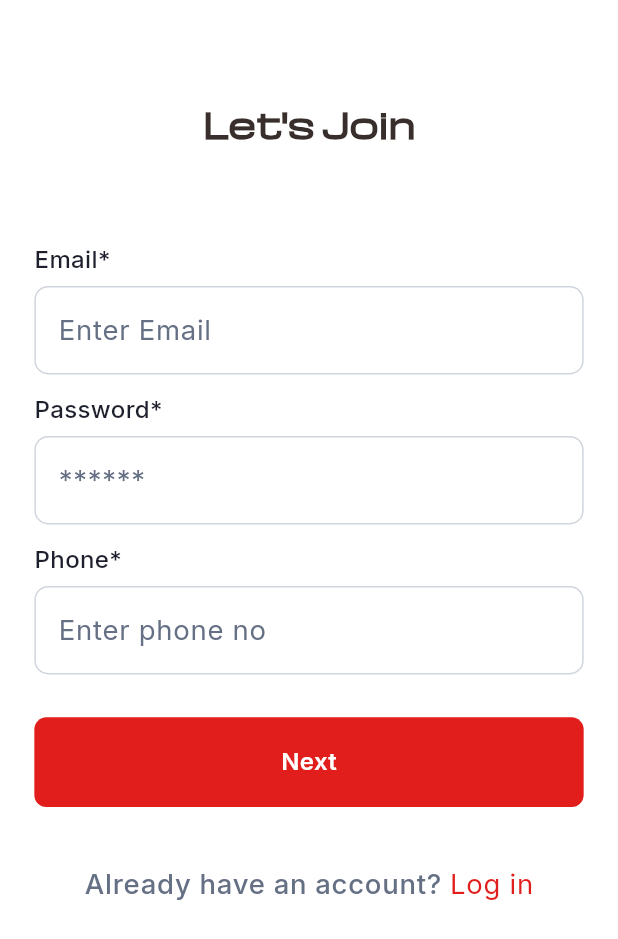
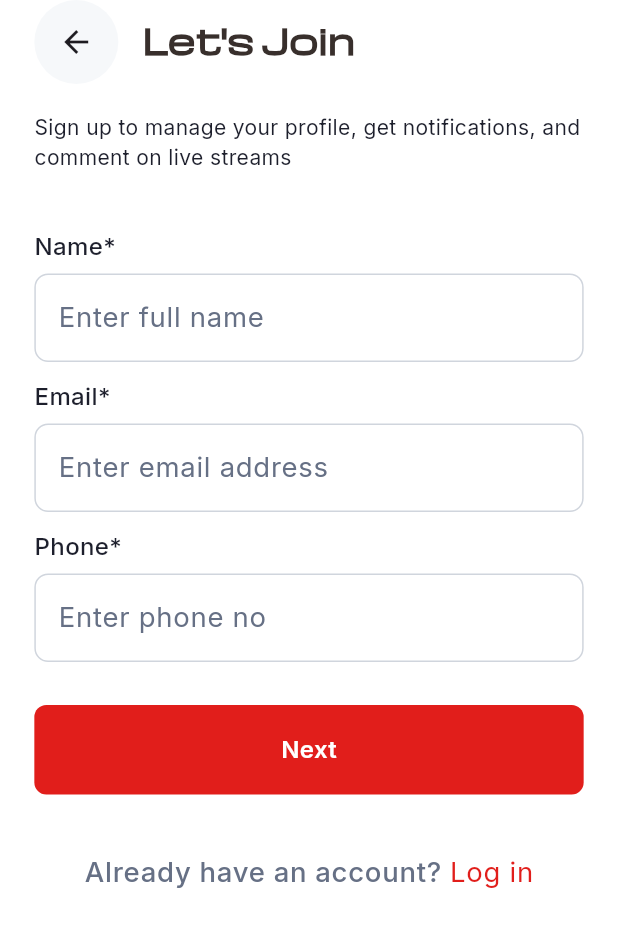
Before and after one commit to salmanbashar1009/master_battery_warranty_app, a Flutter app: the SignUpScreen screen opened directly, on a phone screen of 412 x 824 dp. Shown: the top 939 px of the screen. Run offline on Flutter 3.47's test engine with Material 3 defaults, Android fonts, the phone set to English and light mode, and no system bars; our stand-ins replace flutter_screenutil, flutter_svg, google_fonts; missing offline and left inert: nuts_activity_indicator.

Commit message:
custom header added in signup screen

```diff
--- a/lib/presentation/ui/screens/auth/sign_up_screen.dart
+++ b/lib/presentation/ui/screens/auth/sign_up_screen.dart
@@ -2,6 +2,7 @@ import 'package:flutter/material.dart';
 import 'package:flutter_screenutil/flutter_screenutil.dart';
 import 'package:master_battery_warranty_app/presentation/ui/screens/parent_screen.dart';
 import 'package:master_battery_warranty_app/presentation/ui/utils/styles.dart';
+import 'package:master_battery_warranty_app/presentation/ui/widgets/custom_app_header.dart';
 import 'package:master_battery_warranty_app/presentation/ui/widgets/primary_button.dart';
 
 class SignUpScreen extends StatelessWidget {
@@ -16,20 +17,21 @@ class SignUpScreen extends StatelessWidget {
           child: Column(
             crossAxisAlignment: CrossAxisAlignment.start,
             children: [
+             CustomAppHeader(title: "Let's Join",onTap: (){
+               Navigator.pop(context);
+             },),
+              SizedBox(height: 16.h,),
+              Text('Sign up to manage your profile, get notifications, and comment on live streams',softWrap: true,
+              maxLines: 2,
+              style: Theme.of(context).textTheme.bodyMedium!.copyWith(
+                fontSize: 14
+              ),),
+
               SizedBox(
-                height: 56.h,
-              ),
-              Align(
-                  alignment: Alignment.center,
-                  child: Text(
-                    "Let's Join",
-                    style: Theme.of(context).textTheme.titleLarge,
-                  )),
-              SizedBox(
-                height: 50.h,
+                height: 32.h,
               ),
               Text(
-                "Email*",
+                "Name*",
                 style: Theme.of(context).textTheme.bodyMedium!.copyWith(
                       fontWeight: FontWeight.w500,
                     ),
@@ -38,12 +40,12 @@ class SignUpScreen extends StatelessWidget {
                 height: 6,
               ),
               TextFormField(
-                decoration: InputDecoration(hintText: "Enter Email"),
+                decoration: InputDecoration(hintText: "Enter full name"),
               ),
               SizedBox(
                 height: 12,
               ),
-              Text("Password*",
+              Text("Email*",
                   style: Theme.of(context)
                       .textTheme
                       .bodyMedium!
@@ -52,7 +54,7 @@ class SignUpScreen extends StatelessWidget {
                 height: 6,
               ),
               TextFormField(
-                decoration: InputDecoration(hintText: "******"),
+                decoration: InputDecoration(hintText: "Enter email address"),
               ),
               SizedBox(
                 height: 12,
--- /dev/null
+++ b/lib/presentation/ui/widgets/custom_app_header.dart
@@ -0,0 +1,33 @@
+import 'package:flutter/material.dart';
+import 'package:flutter_screenutil/flutter_screenutil.dart';
+
+class CustomAppHeader extends StatelessWidget {
+  const CustomAppHeader({
+    super.key, required this.title, required this.onTap,
+  });
+
+  final String title;
+  final VoidCallback onTap;
+
+  @override
+  Widget build(BuildContext context) {
+    return AppBar(
+      leading: Container(
+        width: 48.w,
+        height: 48.h,
+        decoration: BoxDecoration(
+            shape: BoxShape.circle,
+            color: Color(0xFFF6F8FA)
+        ),
+        child: IconButton(
+          onPressed: onTap,
+          icon: Icon(Icons.arrow_back),
+        ),
+      ),
+      title: Text(
+        title,
+        style: Theme.of(context).textTheme.titleLarge,
+      ),
+    );
+  }
+}
```
